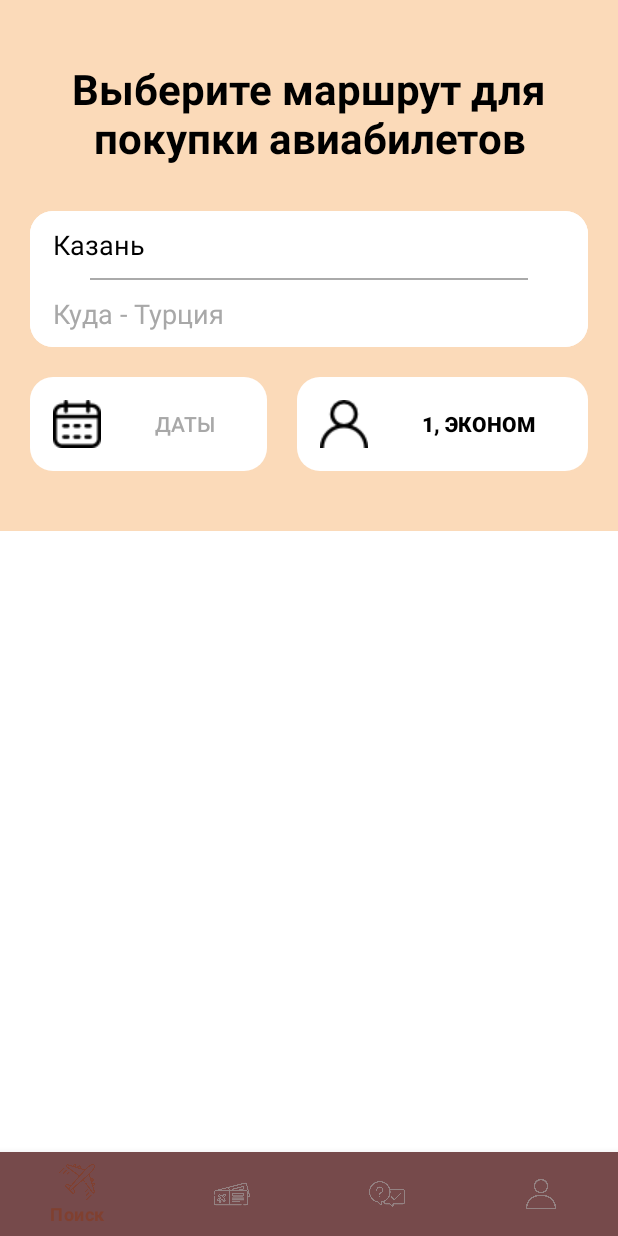
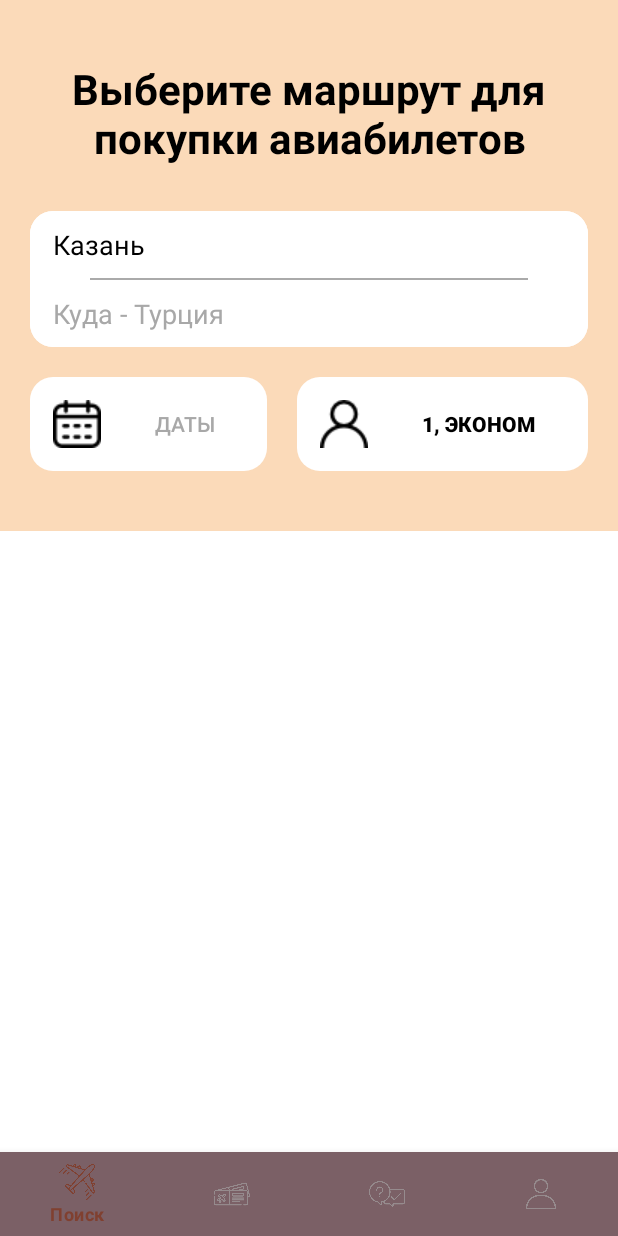
Before and after one commit to nametttt/OchyMobil, an Android app: the screen it shows after launch once a user with an empty profile is signed in (MainActivity), on a phone screen of 412 x 824 dp. Run offline under Robolectric (Android 15) with nearby library versions, the phone set to English and light mode, and no system bars; our stand-ins replace Firebase (no records; nobody signed in at launch, a user with empty details on screens opened directly); 2 statements that could not run were skipped.

Commit message:
самый норм цвет

```diff
--- a/app/src/main/res/layout/activity_main.xml
+++ b/app/src/main/res/layout/activity_main.xml
@@ -22,6 +22,6 @@
         android:layout_alignParentBottom="true"
         android:layout_height="?actionBarSize"
         android:theme="@style/AppTheme"
-        app:backgroundTint="#FF764A4B"
+        app:backgroundTint="#7b6066"
         app:menu="@menu/bnb" />
 </RelativeLayout>
```
